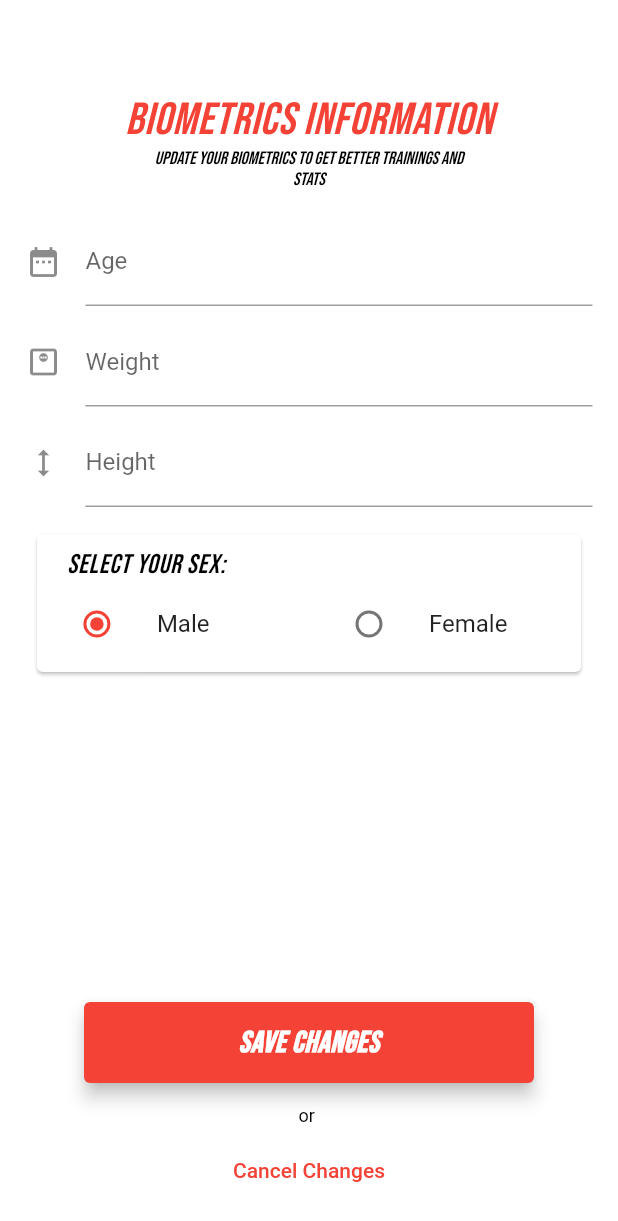
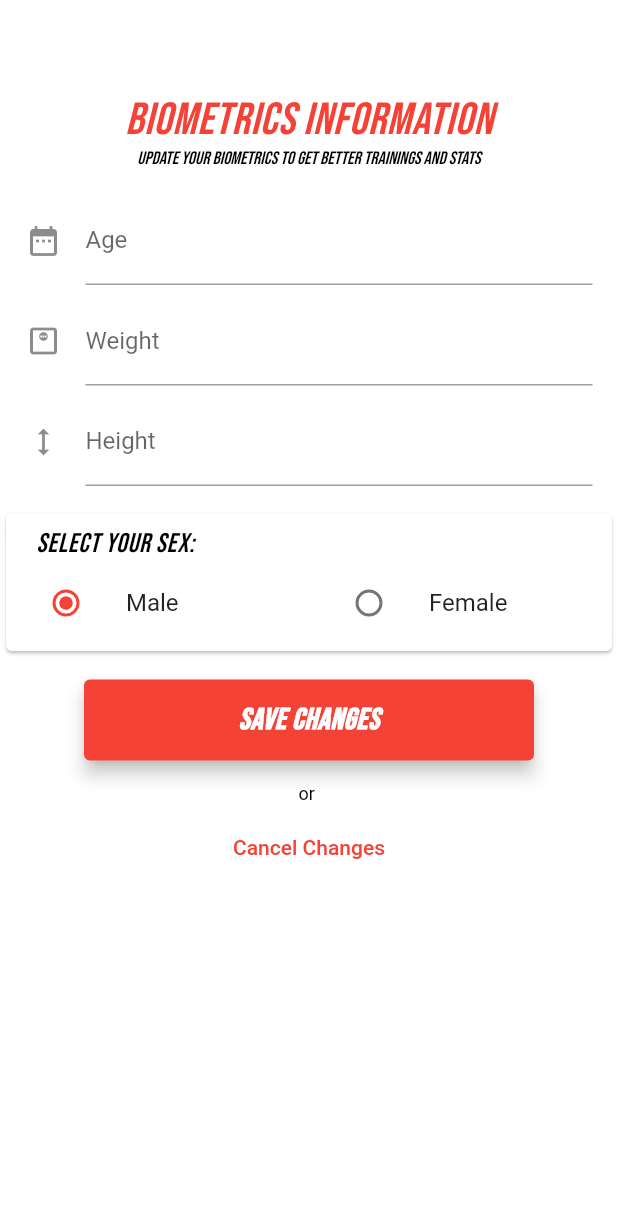
Before and after one commit to albint3r/tobe_total, a Flutter app: the UpdateBiometrics screen opened by its route, on a phone screen of 412 x 824 dp. Shown: the top 1221 px of the screen. Run offline on Flutter 3.47's test engine with Material 2 defaults, Android fonts, the phone set to English and light mode, and no system bars; our stand-ins replace curved_navigation_bar, fl_chart, flutter_riverpod, percent_indicator, shared_preferences, sqflite and 3 more; missing offline and left inert: string_ext; accounts and stored records are empty; statements that could not run were skipped.

Commit message:
Fix bug biometrix, change column for listview

```diff
--- a/lib/src/features/sign_in_and_update/presentation/forms/form_update_biometrics.dart
+++ b/lib/src/features/sign_in_and_update/presentation/forms/form_update_biometrics.dart
@@ -23,7 +23,8 @@
   Widget build(BuildContext context) {
     return Form(
       key: _formKey,
-      child: Column(
+      child: ListView(
+        shrinkWrap: true,
         children: [
           const H1Screens(
             header: 'Biometrics Information',
```
